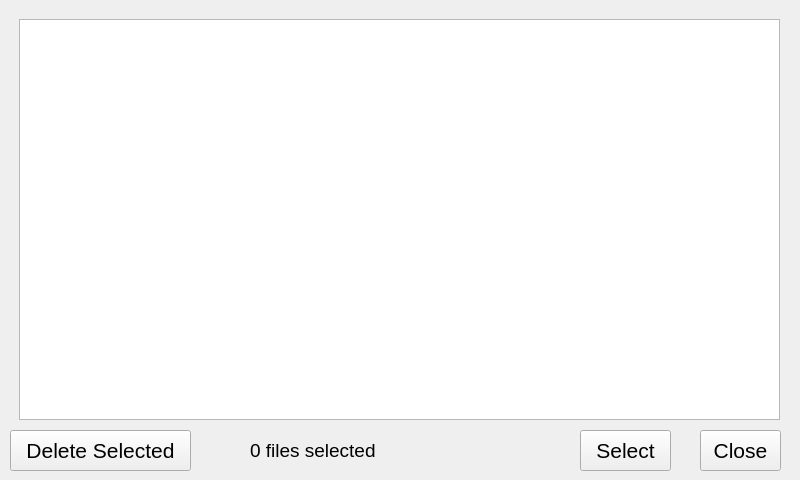
Before: the Qt Designer form src/extbrowser.ui in krontech/chronos-cam-app, drawn with Qt 5.
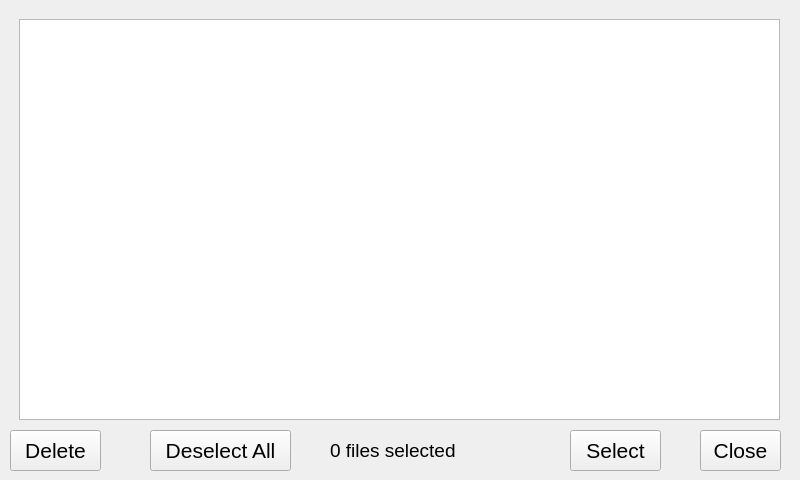
After: the same form once the commit is applied.

Commit message: BrowserWidget extended with support for folderSelect mode - for play settings dialog.

Diff of the .ui file:
```diff
--- a/src/extbrowser.ui
+++ b/src/extbrowser.ui
@@ -34,7 +34,7 @@
   <widget class="QPushButton" name="pushButton_2">
    <property name="geometry">
     <rect>
-     <x>580</x>
+     <x>570</x>
      <y>430</y>
      <width>91</width>
      <height>41</height>
@@ -54,7 +54,7 @@
     <rect>
      <x>10</x>
      <y>430</y>
-     <width>181</width>
+     <width>91</width>
      <height>41</height>
     </rect>
    </property>
@@ -64,13 +64,13 @@
     </font>
    </property>
    <property name="text">
-    <string>Delete Selected</string>
+    <string>Delete</string>
    </property>
   </widget>
   <widget class="QLabel" name="label">
    <property name="geometry">
     <rect>
-     <x>250</x>
+     <x>330</x>
      <y>430</y>
      <width>241</width>
      <height>41</height>
@@ -100,6 +100,24 @@
     </item>
    </layout>
   </widget>
+  <widget class="QPushButton" name="extBrowserDeselectAllButton">
+   <property name="geometry">
+    <rect>
+     <x>150</x>
+     <y>430</y>
+     <width>141</width>
+     <height>41</height>
+    </rect>
+   </property>
+   <property name="font">
+    <font>
+     <pointsize>16</pointsize>
+    </font>
+   </property>
+   <property name="text">
+    <string>Deselect All</string>
+   </property>
+  </widget>
  </widget>
  <resources/>
  <connections/>
```
Left out of the diff: 8 changed lines with no effect on the pictures. The commit also changes 9 other files.
